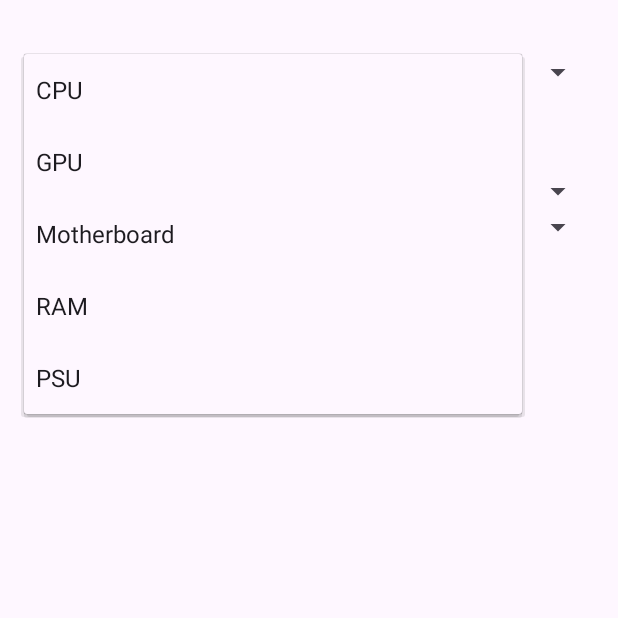
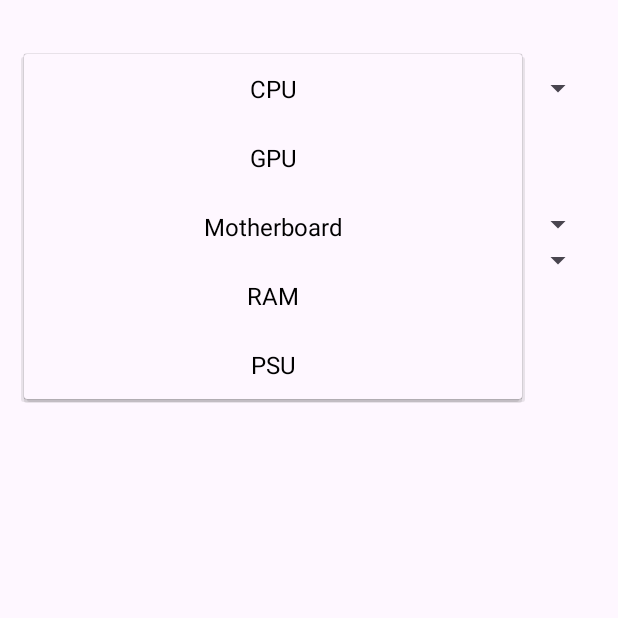
Before and after one commit to Oti2999/MobilAndroid, an Android app: the CompareActivity screen opened directly, with no data from a screen before it, after a tap on "CPU", on a phone screen of 412 x 824 dp, the top half of it. Run offline under Robolectric (Android 15) with nearby library versions, the phone set to English and light mode, and no system bars; our stand-ins replace Firebase (no records; nobody signed in at launch, a user with empty details on screens opened directly).

Commit message:
Spinner középre igazítása, összehasonlítás igazítása

```diff
--- a/app/src/main/java/com/example/hf/activites/CompareActivity.java
+++ b/app/src/main/java/com/example/hf/activites/CompareActivity.java
@@ -49,11 +49,10 @@ public class CompareActivity extends AppCompatActivity {
 
         db = FirebaseFirestore.getInstance();
 
-        // Töltjük fel a part típus spinner-t
         String[] partTypes = new String[]{"CPU", "GPU", "Motherboard", "RAM", "PSU"};
         ArrayAdapter<String> typeAdapter = new ArrayAdapter<>(this,
-                android.R.layout.simple_spinner_item, partTypes);
-        typeAdapter.setDropDownViewResource(android.R.layout.simple_spinner_dropdown_item);
+                R.layout.spinner_item_centered, partTypes);
+        typeAdapter.setDropDownViewResource(R.layout.spinner_item_centered);
         spinnerPartType.setAdapter(typeAdapter);
 
         spinnerPartType.setOnItemSelectedListener(new AdapterView.OnItemSelectedListener() {
@@ -126,12 +125,12 @@ public class CompareActivity extends AppCompatActivity {
                     Log.d("CompareActivity", "CPU-k száma: " + cpuList.size());
 
                     // Beállítjuk a spinner adaptereket
-                    adapterCpu1 = new ArrayAdapter<>(this, android.R.layout.simple_spinner_item, cpuNames);
-                    adapterCpu1.setDropDownViewResource(android.R.layout.simple_spinner_dropdown_item);
+                    adapterCpu1 = new ArrayAdapter<>(this, R.layout.spinner_item_centered, cpuNames);
+                    adapterCpu1.setDropDownViewResource(R.layout.spinner_item_centered);
                     spinnerCpuOption1.setAdapter(adapterCpu1);
 
-                    adapterCpu2 = new ArrayAdapter<>(this, android.R.layout.simple_spinner_item, cpuNames);
-                    adapterCpu2.setDropDownViewResource(android.R.layout.simple_spinner_dropdown_item);
+                    adapterCpu2 = new ArrayAdapter<>(this, R.layout.spinner_item_centered, cpuNames);
+                    adapterCpu2.setDropDownViewResource(R.layout.spinner_item_centered);
                     spinnerCpuOption2.setAdapter(adapterCpu2);
 
                     // Reseteljük a korábbi választásokat, ha vannak
--- /dev/null
+++ b/app/src/main/java/utils/SpinnerUtils.java
@@ -0,0 +1,21 @@
+package utils;
+
+import android.content.Context;
+import android.widget.ArrayAdapter;
+
+import com.example.hf.R;
+
+import java.util.List;
+
+public class SpinnerUtils {
+
+    public static ArrayAdapter<String> createCenteredAdapter(Context context, List<String> items) {
+        ArrayAdapter<String> adapter = new ArrayAdapter<>(
+                context,
+                R.layout.spinner_item_centered, // saját layout
+                items
+        );
+        adapter.setDropDownViewResource(R.layout.spinner_item_centered);
+        return adapter;
+    }
+}
--- a/app/src/main/res/layout/activity_compare.xml
+++ b/app/src/main/res/layout/activity_compare.xml
@@ -16,7 +16,8 @@
     <!-- Instrukciós szöveg -->
     <TextView
         android:id="@+id/instructionText"
-        android:layout_width="match_parent"
+        android:layout_width="375dp"
+        android:gravity="center"
         android:layout_marginTop="20dp"
         android:layout_height="wrap_content"
         android:text="Válassz két alkatrészt az összehasonlításhoz:"
@@ -38,10 +39,13 @@
     <!-- Az összehasonlítás eredményét megjelenítő TextView -->
     <TextView
         android:id="@+id/comparisonResultText"
-        android:layout_width="match_parent"
+        android:layout_width="375dp"
         android:layout_height="wrap_content"
         android:layout_marginTop="20dp"
+        android:gravity="center"
+        android:lineSpacingMultiplier="1.5"
         android:text="Összehasonlítás eredménye itt jelenik meg."
         android:textStyle="italic"
         android:paddingVertical="8dp" />
+
 </LinearLayout>
--- /dev/null
+++ b/app/src/main/res/layout/spinner_item_centered.xml
@@ -0,0 +1,9 @@
+<?xml version="1.0" encoding="utf-8"?>
+<TextView xmlns:android="http://schemas.android.com/apk/res/android"
+    android:layout_width="match_parent"
+    android:layout_height="wrap_content"
+    android:gravity="center"
+    android:paddingVertical="12dp"
+    android:paddingHorizontal="8dp"
+    android:textColor="#000000"
+    android:textSize="16sp" />
```
